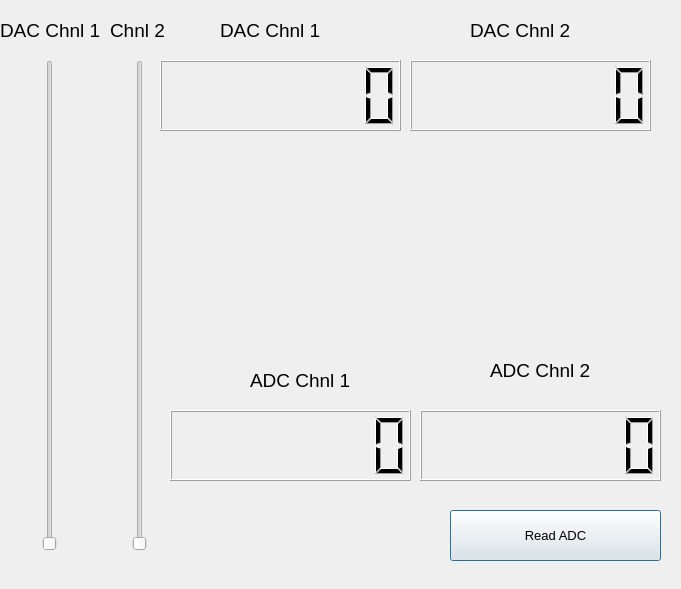
Above: QT/DA/display.ui from natashaiwscope/emulator_v0 before the change. Below: the same form after it.
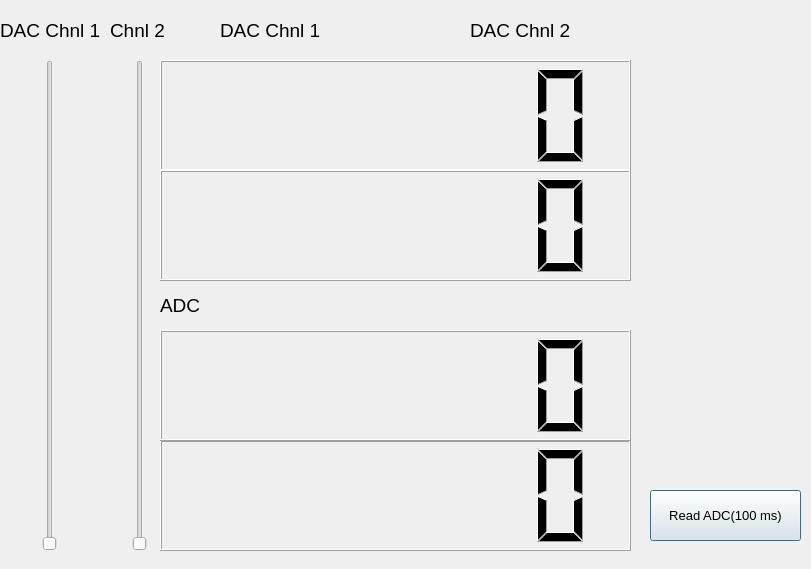
That is the form after the change.

Commit message: Sun Dec 24 01:44:31 EST 2017

Patch:
```diff
--- a/QT/DA/display.ui
+++ b/QT/DA/display.ui
@@ -6,8 +6,8 @@
    <rect>
     <x>0</x>
     <y>0</y>
-    <width>681</width>
-    <height>589</height>
+    <width>811</width>
+    <height>569</height>
    </rect>
   </property>
   <property name="windowTitle">
@@ -60,9 +60,9 @@
   <widget class="QPushButton" name="readADCButton">
    <property name="geometry">
     <rect>
-     <x>450</x>
-     <y>510</y>
-     <width>211</width>
+     <x>650</x>
+     <y>490</y>
+     <width>151</width>
      <height>51</height>
     </rect>
    </property>
@@ -74,7 +74,7 @@
     </font>
    </property>
    <property name="text">
-    <string>Read ADC</string>
+    <string>Read ADC(100 ms)</string>
    </property>
   </widget>
   <widget class="QLabel" name="label">
@@ -106,27 +106,14 @@
   <widget class="QLabel" name="label_3">
    <property name="geometry">
     <rect>
-     <x>250</x>
-     <y>360</y>
-     <width>111</width>
-     <height>41</height>
+     <x>160</x>
+     <y>290</y>
+     <width>51</width>
+     <height>31</height>
     </rect>
    </property>
    <property name="text">
-    <string>&lt;html&gt;&lt;head/&gt;&lt;body&gt;&lt;p&gt;&lt;span style=&quot; font-size:14pt;&quot;&gt;ADC Chnl 1&lt;/span&gt;&lt;/p&gt;&lt;/body&gt;&lt;/html&gt;</string>
-   </property>
-  </widget>
-  <widget class="QLabel" name="label_4">
-   <property name="geometry">
-    <rect>
-     <x>490</x>
-     <y>350</y>
-     <width>111</width>
-     <height>41</height>
-    </rect>
-   </property>
-   <property name="text">
-    <string>&lt;html&gt;&lt;head/&gt;&lt;body&gt;&lt;p&gt;&lt;span style=&quot; font-size:14pt;&quot;&gt;ADC Chnl 2&lt;/span&gt;&lt;/p&gt;&lt;/body&gt;&lt;/html&gt;</string>
+    <string>&lt;html&gt;&lt;head/&gt;&lt;body&gt;&lt;p&gt;&lt;span style=&quot; font-size:14pt;&quot;&gt;ADC&lt;/span&gt;&lt;/p&gt;&lt;/body&gt;&lt;/html&gt;</string>
    </property>
   </widget>
   <widget class="QLabel" name="label_5">
@@ -160,8 +147,8 @@
     <rect>
      <x>160</x>
      <y>60</y>
-     <width>241</width>
-     <height>71</height>
+     <width>471</width>
+     <height>111</height>
     </rect>
    </property>
    <property name="font">
@@ -184,10 +171,10 @@
   <widget class="QLCDNumber" name="lcdDAC_Chnl2">
    <property name="geometry">
     <rect>
-     <x>410</x>
-     <y>60</y>
-     <width>241</width>
-     <height>71</height>
+     <x>160</x>
+     <y>170</y>
+     <width>471</width>
+     <height>111</height>
     </rect>
    </property>
    <property name="font">
@@ -210,10 +197,10 @@
   <widget class="QLCDNumber" name="lcdADC_Chnl1">
    <property name="geometry">
     <rect>
-     <x>170</x>
-     <y>410</y>
-     <width>241</width>
-     <height>71</height>
+     <x>160</x>
+     <y>440</y>
+     <width>471</width>
+     <height>111</height>
     </rect>
    </property>
    <property name="font">
@@ -236,10 +223,10 @@
   <widget class="QLCDNumber" name="lcdADC_Chnl2">
    <property name="geometry">
     <rect>
-     <x>420</x>
-     <y>410</y>
-     <width>241</width>
-     <height>71</height>
+     <x>160</x>
+     <y>330</y>
+     <width>471</width>
+     <height>111</height>
     </rect>
    </property>
    <property name="font">
```
Left out of the diff: 4 changed lines with no effect on the pictures. The commit also changes 1 other file.
